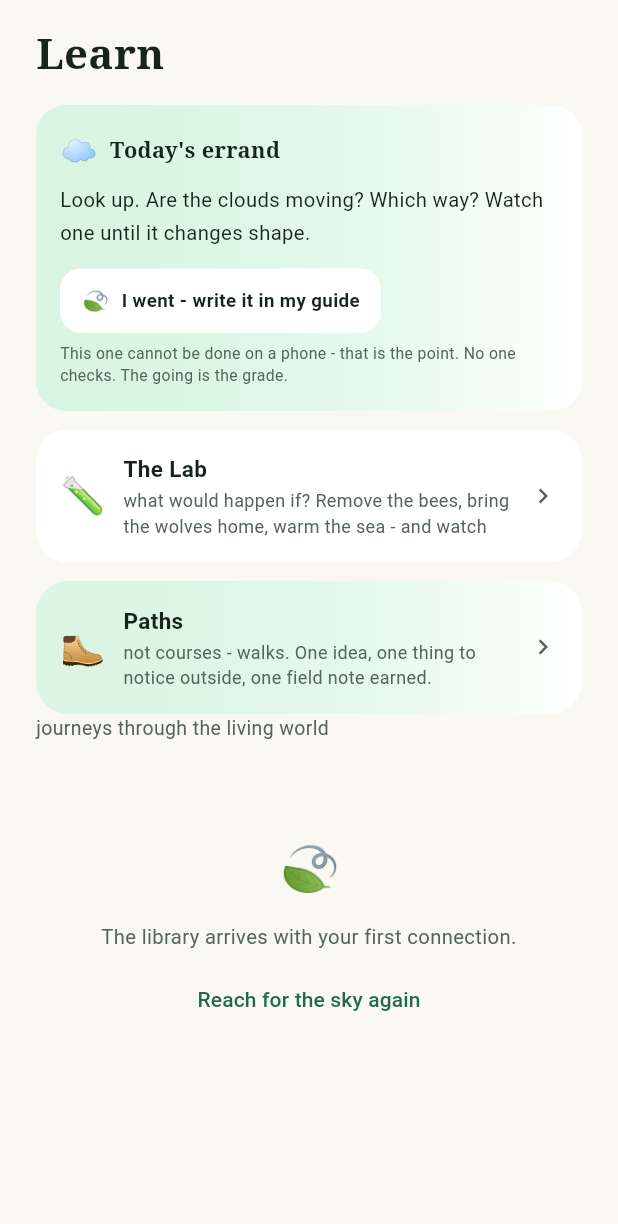
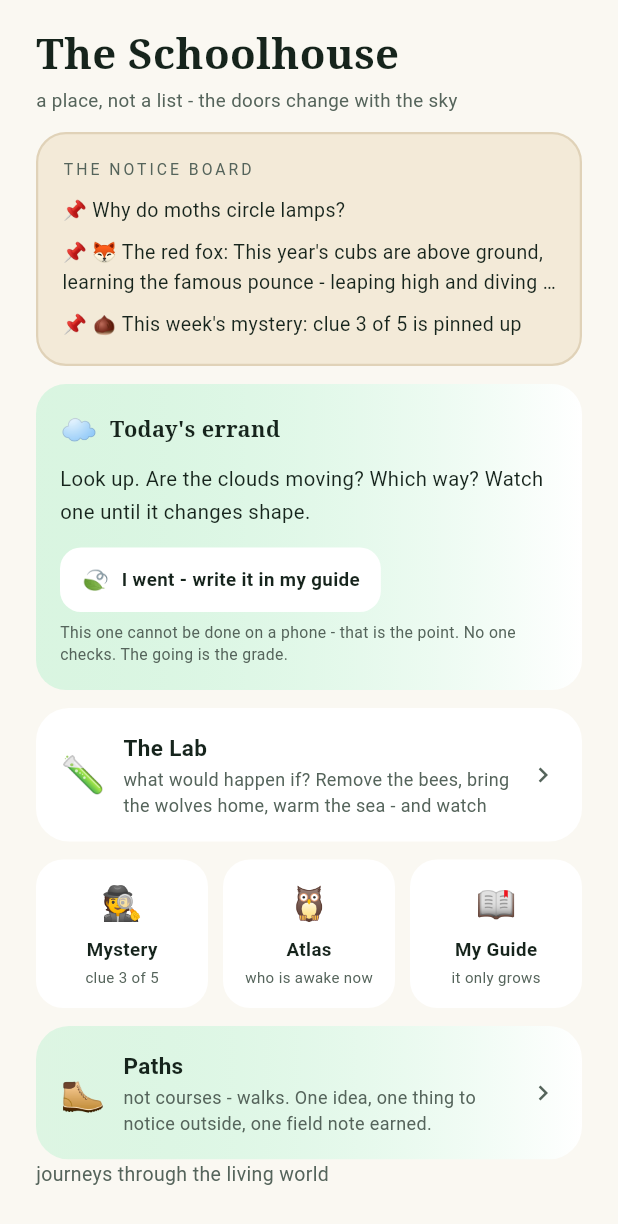
Before and after one commit to Yakir-ash/hopeling, a Flutter app: the LearnScreen screen opened directly, on a phone screen of 412 x 824 dp. Shown: the top 1224 px of the screen. Run offline on Flutter 3.47's test engine with Material 3 defaults, Android fonts, the phone set to English and light mode, and no system bars; our stand-ins replace audioplayers, cached_network_image, flutter_cache_manager, flutter_local_notifications, flutter_tts, just_audio and 5 more; missing offline and left inert: flame; accounts and stored records are empty; network calls fail.

Commit message:
The Schoolhouse: the Learn tab becomes a place
The tab is now School (the schoolhouse door), and entering it is
entering a hall, not a list: the Notice Board first - three pins
the almanac writes fresh each day (today's wonder, what the
species of the hour is doing right now, which clue of this
week's mystery is up) - then the Errand, the Lab door, three
small doors off the hall (Mystery, Atlas, My Guide), the Paths,
and the Library shelves below. The hall reads differently at
night because the almanac does. Kids never see any of this: the
constitution keeps their rooms curriculum-free.

```diff
--- a/app/lib/features/learn/learn_screen.dart
+++ b/app/lib/features/learn/learn_screen.dart
@@ -6,6 +6,12 @@ import 'package:flutter/material.dart';
 import '../../core/atmosphere.dart';
 import '../../core/haptics.dart';
 import '../../core/theme.dart';
+import '../../core/sky.dart';
+import '../../data/almanac.dart';
+import '../../data/mysteries.dart';
+import '../atlas/atlas_screen.dart';
+import '../fieldguide/fieldguide_screen.dart';
+import '../mystery/mystery_screen.dart';
 import '../paths/paths_screen.dart';
 import '../school/errand_card.dart';
 import '../school/lab_screen.dart';
@@ -88,13 +94,22 @@ class _LearnScreenState extends State<LearnScreen> {
                 padding: EdgeInsets.fromLTRB(
                     24, 18, 24, 32 + MediaQuery.of(context).padding.bottom),
                 children: [
-                  Text('Learn', style: serif(28)),
+                  Text('The Schoolhouse', style: serif(28)),
                   const SizedBox(height: 4),
-                  const SizedBox(height: 2),
+                  const Text(
+                      'a place, not a list - the doors change '
+                      'with the sky',
+                      style: TextStyle(fontSize: 12.5, color: tx2)),
+                  // THE NOTICE BOARD - the almanac pins up what
+                  // is happening over the valley right now
+                  Padding(
+                    padding: const EdgeInsets.only(top: 12),
+                    child: _NoticeBoard(),
+                  ),
                   // the School's first law, at the head of the
                   // hall: today's one un-phoneable task
                   const Padding(
-                    padding: EdgeInsets.only(top: 10),
+                    padding: EdgeInsets.only(top: 12),
                     child: ErrandCard(),
                   ),
                   // the Lab: pull one thread, watch the web
@@ -152,6 +167,30 @@ class _LearnScreenState extends State<LearnScreen> {
                         ),
                       ),
                     ),
+                  ),
+                  // three more doors off the hall
+                  Padding(
+                    padding: const EdgeInsets.only(top: 12),
+                    child: Row(children: [
+                      Expanded(
+                          child: _hallDoor('🕵️', 'Mystery',
+                              'clue ${cluesOpen(DateTime.now())} of 5',
+                              () => Navigator.of(context).push(
+                                  risePush(const MysteryScreen())))),
+                      const SizedBox(width: 10),
+                      Expanded(
+                          child: _hallDoor('🦉', 'Atlas',
+                              'who is awake now',
+                              () => Navigator.of(context).push(
+                                  risePush(const AtlasScreen())))),
+                      const SizedBox(width: 10),
+                      Expanded(
+                          child: _hallDoor('📖', 'My Guide',
+                              'it only grows',
+                              () => Navigator.of(context).push(
+                                  risePush(
+                                      const FieldGuideScreen())))),
+                    ]),
                   ),
                   // V2: paths - learning as walking, notes earned
                   Padding(
@@ -259,6 +298,91 @@ class _LearnScreenState extends State<LearnScreen> {
       ),
     );
   }
+
+  Widget _hallDoor(String emoji, String title, String sub,
+      VoidCallback onTap) {
+    return Semantics(
+      button: true,
+      label: '$title. $sub.',
+      child: Material(
+        color: Colors.white,
+        borderRadius: BorderRadius.circular(18),
+        child: InkWell(
+          borderRadius: BorderRadius.circular(18),
+          onTap: () {
+            Haptics.tick();
+            onTap();
+          },
+          child: Padding(
+            padding: const EdgeInsets.symmetric(
+                horizontal: 8, vertical: 14),
+            child: ExcludeSemantics(
+              child: Column(children: [
+                Text(emoji, style: const TextStyle(fontSize: 22)),
+                const SizedBox(height: 6),
+                Text(title,
+                    style: const TextStyle(
+                        fontSize: 12.5,
+                        fontWeight: FontWeight.w700,
+                        color: ink)),
+                const SizedBox(height: 2),
+                Text(sub,
+                    maxLines: 1,
+                    overflow: TextOverflow.ellipsis,
+                    style:
+                        const TextStyle(fontSize: 10, color: tx2)),
+              ]),
+            ),
+          ),
+        ),
+      ),
+    );
+  }
+}
+
+/// The almanac pins up what is true over the valley today.
+class _NoticeBoard extends StatelessWidget {
+  @override
+  Widget build(BuildContext context) {
+    final now = DateTime.now();
+    final w = wonderOfDay(now);
+    final sp = speciesOfDay(now, dark: skyIsDark(now));
+    final m = mysteryOfWeek(now);
+    final clue = cluesOpen(now);
+    return Container(
+      padding: const EdgeInsets.all(16),
+      decoration: BoxDecoration(
+        color: const Color(0xFFF3EAD8),
+        borderRadius: BorderRadius.circular(20),
+        border: Border.all(
+            color: const Color(0xFFE0D2B8), width: 1.5),
+      ),
+      child: Column(
+        crossAxisAlignment: CrossAxisAlignment.start,
+        children: [
+          const Text('THE NOTICE BOARD',
+              style: TextStyle(
+                  fontSize: 10.5, letterSpacing: 2, color: tx2)),
+          const SizedBox(height: 10),
+          Text('📌 ${w.q}',
+              style: const TextStyle(
+                  fontSize: 13, height: 1.5, color: ink)),
+          const SizedBox(height: 8),
+          Text('📌 ${sp.emoji} The ${sp.name.toLowerCase()}: '
+              '${sp.nowLine(now)}',
+              maxLines: 2,
+              overflow: TextOverflow.ellipsis,
+              style: const TextStyle(
+                  fontSize: 13, height: 1.5, color: ink)),
+          const SizedBox(height: 8),
+          Text('📌 ${m.emoji} This week\'s mystery: clue $clue '
+              'of 5 is pinned up',
+              style: const TextStyle(
+                  fontSize: 13, height: 1.5, color: ink)),
+        ],
+      ),
+    );
+  }
 }
 
 class _JourneyCard extends StatelessWidget {
--- a/app/lib/main.dart
+++ b/app/lib/main.dart
@@ -253,8 +253,8 @@ class _HomeShellState extends State<HomeShell> with WidgetsBindingObserver {
               icon: Text('⚡', style: TextStyle(fontSize: 22)),
               label: 'Act'),
           NavigationDestination(
-              icon: Text('📖', style: TextStyle(fontSize: 22)),
-              label: 'Learn'),
+              icon: Text('🏫', style: TextStyle(fontSize: 22)),
+              label: 'School'),
         ],
       ),
     );
```
